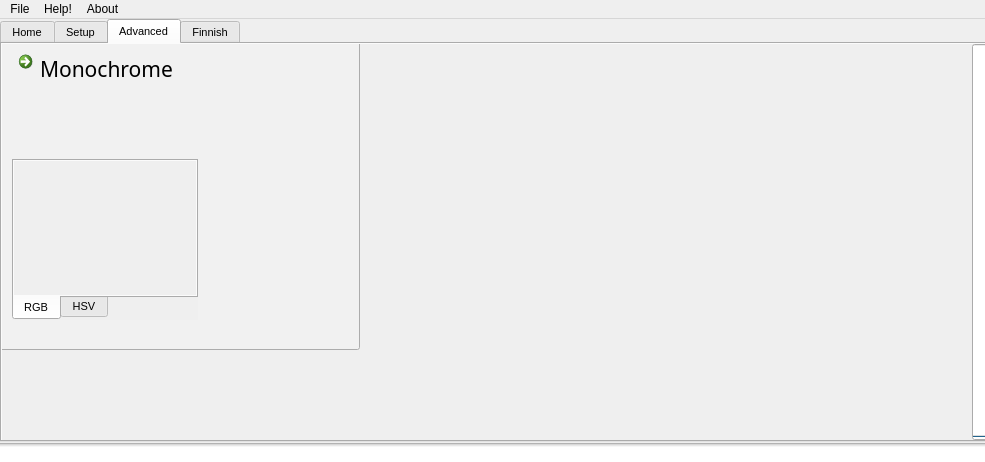
The window that GUI Code Qt6/u232/rva (don't touch unless, know wha yo doi'n)/rva.ui (em-mw/pic2ascii) describes before a commit, drawn with Qt 5.
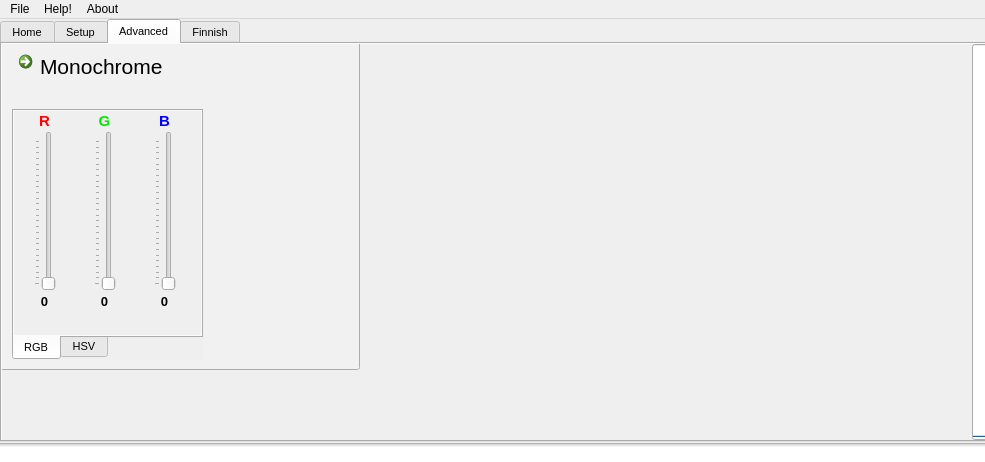
The same window after the commit. The open tabs and pages were chosen to show the change. Icons and pictures are not drawn.

What changed in the file:
```diff
--- a/GUI Code Qt6/u232/rva (don't touch unless, know wha yo doi'n)/rva.ui
+++ b/GUI Code Qt6/u232/rva (don't touch unless, know wha yo doi'n)/rva.ui
@@ -90,7 +90,6 @@
     <property name="font">
      <font>
       <pointsize>8</pointsize>
-      <weight>50</weight>
       <bold>false</bold>
       <stylestrategy>PreferAntialias</stylestrategy>
      </font>
@@ -1081,9 +1080,9 @@
       <property name="geometry">
        <rect>
         <x>10</x>
-        <y>115</y>
-        <width>186</width>
-        <height>161</height>
+        <y>65</y>
+        <width>191</width>
+        <height>251</height>
        </rect>
       </property>
       <property name="layoutDirection">
@@ -1114,6 +1113,264 @@
        <attribute name="title">
         <string>RGB</string>
        </attribute>
+       <widget class="QSlider" name="verticalSliderR">
+        <property name="geometry">
+         <rect>
+          <x>20</x>
+          <y>20</y>
+          <width>22</width>
+          <height>160</height>
+         </rect>
+        </property>
+        <property name="cursor">
+         <cursorShape>SplitVCursor</cursorShape>
+        </property>
+        <property name="layoutDirection">
+         <enum>Qt::LeftToRight</enum>
+        </property>
+        <property name="autoFillBackground">
+         <bool>true</bool>
+        </property>
+        <property name="maximum">
+         <number>255</number>
+        </property>
+        <property name="orientation">
+         <enum>Qt::Vertical</enum>
+        </property>
+        <property name="invertedAppearance">
+         <bool>false</bool>
+        </property>
+        <property name="tickPosition">
+         <enum>QSlider::TicksAbove</enum>
+        </property>
+        <property name="tickInterval">
+         <number>10</number>
+        </property>
+       </widget>
+       <widget class="QSlider" name="verticalSliderG">
+        <property name="geometry">
+         <rect>
+          <x>80</x>
+          <y>20</y>
+          <width>22</width>
+          <height>160</height>
+         </rect>
+        </property>
+        <property name="cursor">
+         <cursorShape>SplitVCursor</cursorShape>
+        </property>
+        <property name="layoutDirection">
+         <enum>Qt::LeftToRight</enum>
+        </property>
+        <property name="autoFillBackground">
+         <bool>true</bool>
+        </property>
+        <property name="maximum">
+         <number>255</number>
+        </property>
+        <property name="orientation">
+         <enum>Qt::Vertical</enum>
+        </property>
+        <property name="invertedAppearance">
+         <bool>false</bool>
+        </property>
+        <property name="tickPosition">
+         <enum>QSlider::TicksAbove</enum>
+        </property>
+        <property name="tickInterval">
+         <number>10</number>
+        </property>
+       </widget>
+       <widget class="QSlider" name="verticalSliderB">
+        <property name="geometry">
+         <rect>
+          <x>140</x>
+          <y>20</y>
+          <width>22</width>
+          <height>160</height>
+         </rect>
+        </property>
+        <property name="cursor">
+         <cursorShape>SplitVCursor</cursorShape>
+        </property>
+        <property name="layoutDirection">
+         <enum>Qt::LeftToRight</enum>
+        </property>
+        <property name="autoFillBackground">
+         <bool>true</bool>
+        </property>
+        <property name="maximum">
+         <number>255</number>
+        </property>
+        <property name="orientation">
+         <enum>Qt::Vertical</enum>
+        </property>
+        <property name="invertedAppearance">
+         <bool>false</bool>
+        </property>
+        <property name="tickPosition">
+         <enum>QSlider::TicksAbove</enum>
+        </property>
+        <property name="tickInterval">
+         <number>10</number>
+        </property>
+       </widget>
+       <widget class="QLabel" name="label_B">
+        <property name="geometry">
+         <rect>
+          <x>140</x>
+          <y>0</y>
+          <width>21</width>
+          <height>20</height>
+         </rect>
+        </property>
+        <property name="font">
+         <font>
+          <pointsize>11</pointsize>
+          <bold>true</bold>
+          <stylestrategy>PreferAntialias</stylestrategy>
+         </font>
+        </property>
+        <property name="layoutDirection">
+         <enum>Qt::LeftToRight</enum>
+        </property>
+        <property name="styleSheet">
+         <string notr="true">color: rgb(0, 0, 255);</string>
+        </property>
+        <property name="text">
+         <string>B</string>
+        </property>
+        <property name="alignment">
+         <set>Qt::AlignCenter</set>
+        </property>
+       </widget>
+       <widget class="QLabel" name="label_R">
+        <property name="geometry">
+         <rect>
+          <x>20</x>
+          <y>0</y>
+          <width>21</width>
+          <height>20</height>
+         </rect>
+        </property>
+        <property name="font">
+         <font>
+          <pointsize>11</pointsize>
+          <bold>true</bold>
+          <stylestrategy>PreferAntialias</stylestrategy>
+         </font>
+        </property>
+        <property name="layoutDirection">
+         <enum>Qt::LeftToRight</enum>
+        </property>
+        <property name="styleSheet">
+         <string notr="true">color: rgb(255, 0, 0);</string>
+        </property>
+        <property name="text">
+         <string>R</string>
+        </property>
+        <property name="alignment">
+         <set>Qt::AlignCenter</set>
+        </property>
+       </widget>
+       <widget class="QLabel" name="label_G">
+        <property name="geometry">
+         <rect>
+          <x>80</x>
+          <y>0</y>
+          <width>21</width>
+          <height>20</height>
+         </rect>
+        </property>
+        <property name="font">
+         <font>
+          <pointsize>11</pointsize>
+          <bold>true</bold>
+          <stylestrategy>PreferAntialias</stylestrategy>
+         </font>
+        </property>
+        <property name="layoutDirection">
+         <enum>Qt::LeftToRight</enum>
+        </property>
+        <property name="styleSheet">
+         <string notr="true">color: rgb(0, 235, 0);</string>
+        </property>
+        <property name="text">
+         <string>G</string>
+        </property>
+        <property name="alignment">
+         <set>Qt::AlignCenter</set>
+        </property>
+       </widget>
+       <widget class="QLabel" name="label_RVal">
+        <property name="geometry">
+         <rect>
+          <x>20</x>
+          <y>180</y>
+          <width>21</width>
+          <height>21</height>
+         </rect>
+        </property>
+        <property name="font">
+         <font>
+          <pointsize>10</pointsize>
+          <bold>true</bold>
+          <stylestrategy>PreferAntialias</stylestrategy>
+         </font>
+        </property>
+        <property name="text">
+         <string>0</string>
+        </property>
+        <property name="alignment">
+         <set>Qt::AlignCenter</set>
+        </property>
+       </widget>
+       <widget class="QLabel" name="label_GVal">
+        <property name="geometry">
+         <rect>
+          <x>80</x>
+          <y>180</y>
+          <width>21</width>
+          <height>21</height>
+         </rect>
+        </property>
+        <property name="font">
+         <font>
+          <pointsize>10</pointsize>
+          <bold>true</bold>
+          <stylestrategy>PreferAntialias</stylestrategy>
+         </font>
+        </property>
+        <property name="text">
+         <string>0</string>
+        </property>
+        <property name="alignment">
+         <set>Qt::AlignCenter</set>
+        </property>
+       </widget>
+       <widget class="QLabel" name="label_BVal">
+        <property name="geometry">
+         <rect>
+          <x>140</x>
+          <y>180</y>
+          <width>21</width>
+          <height>21</height>
+         </rect>
+        </property>
+        <property name="font">
+         <font>
+          <pointsize>10</pointsize>
+          <bold>true</bold>
+          <stylestrategy>PreferAntialias</stylestrategy>
+         </font>
+        </property>
+        <property name="text">
+         <string>0</string>
+        </property>
+        <property name="alignment">
+         <set>Qt::AlignCenter</set>
+        </property>
+       </widget>
       </widget>
       <widget class="QWidget" name="tabHSV">
        <property name="autoFillBackground">
@@ -1160,9 +1417,7 @@
       </property>
       <property name="font">
        <font>
-        <family>Yu Gothic UI Semilight</family>
         <pointsize>16</pointsize>
-        <weight>50</weight>
         <bold>false</bold>
         <stylestrategy>PreferAntialias</stylestrategy>
        </font>
@@ -1194,9 +1449,16 @@
         <x>-3</x>
         <y>-5</y>
         <width>361</width>
-        <height>311</height>
+        <height>331</height>
        </rect>
       </property>
+      <property name="font">
+       <font>
+        <pointsize>8</pointsize>
+        <bold>true</bold>
+        <stylestrategy>PreferAntialias</stylestrategy>
+       </font>
+      </property>
       <property name="autoFillBackground">
        <bool>false</bool>
       </property>
```
Left out of the diff: 43 changed lines with no effect on the pictures.
